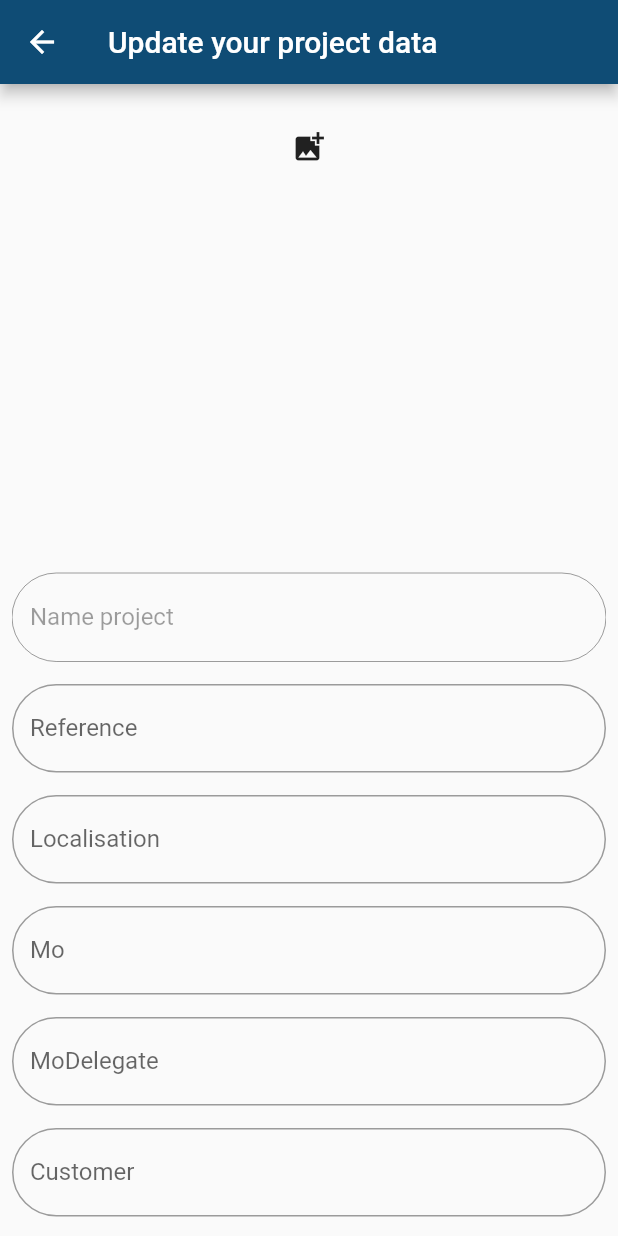
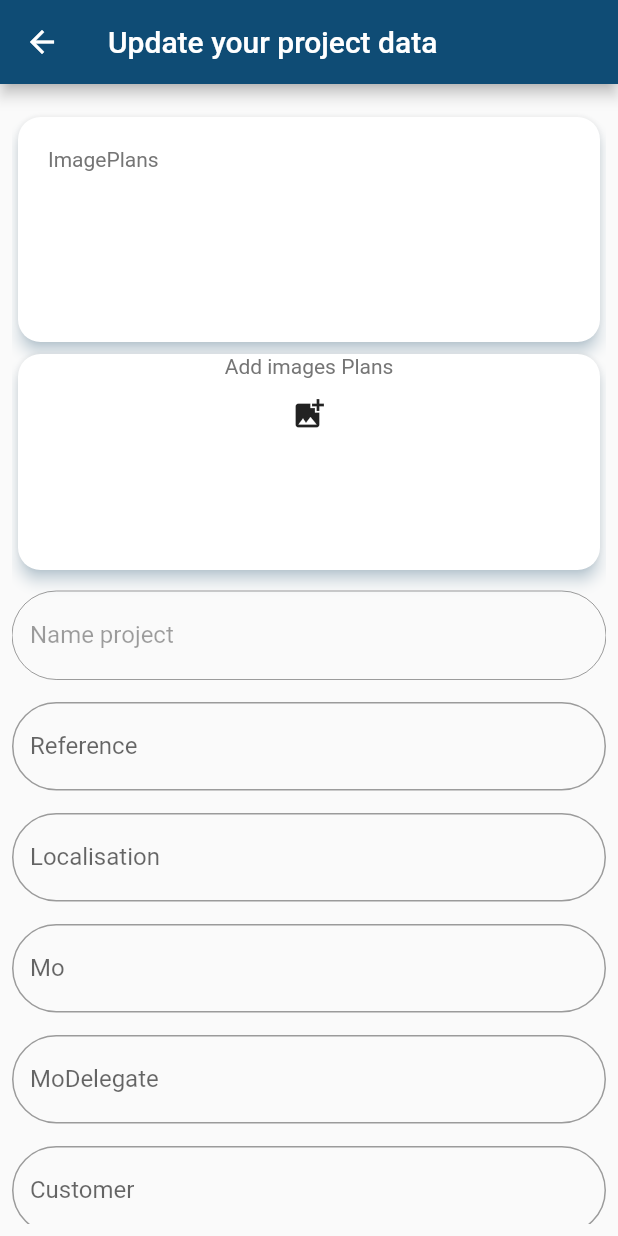
Before and after one commit to fordevelop2020/qr_management, a Flutter app: the SettingsForm screen opened directly, on a phone screen of 412 x 824 dp. Run offline on Flutter 3.47's test engine with Material 2 defaults, Android fonts, the phone set to English and light mode, and no system bars; our stand-ins replace carousel_slider, cloud_firestore, email_validator, file_picker, firebase_auth, firebase_database and 8 more; missing offline and left inert: barcode_scan, flutter_full_pdf_viewer, folding_cell, multi_image_picker; accounts and stored records are empty; statements that could not run were skipped.

Commit message:
myFiles (2 listviews)

```diff
--- a/lib/screens/home/settings_form.dart
+++ b/lib/screens/home/settings_form.dart
@@ -400,26 +400,23 @@ class _SettingsFormState extends State<SettingsForm> {
                   child: Column(
                     children: [
                       SizedBox(height: 10.0),
-                      new IconButton(icon: new Icon(Icons.add_photo_alternate), onPressed: loadAssets),
-                      SizedBox(
-                        height: 100.0,
-
-                        child: Expanded(
-
-                          child: buildGridView(),
+                      Card(
+                        elevation: 4.0,
+                        shadowColor:Color(0xffBBE1FA) ,
+                        shape: RoundedRectangleBorder(
+                          borderRadius: BorderRadius.circular(15.0),
                         ),
-                      ),
-
-                   Padding(
+                        child: Padding(
                             padding: const EdgeInsets.fromLTRB(20, 20, 20, 50),
                             child: Column(children: <Widget>[
-
-
                               Stack(
                                   children: <Widget>[
+                                    Text("ImagePlans",style: TextStyle(
+                                color: Colors.grey[600],
+                          fontSize: 14.0,
+                        ),),
                                     SizedBox(
                                       height: 80.0,
-
                                       child: ListView(
                                         scrollDirection: Axis.horizontal,
                                         children: imagePlans.asMap().map((i, item) =>
@@ -466,10 +463,36 @@ class _SettingsFormState extends State<SettingsForm> {
                                             )).values.toList(),
 
                                       ),
+                                    ),]),
+                            ])),
+                      ),
+                      Card(
+                        elevation: 4.0,
+//                        color: Color(0xffBBE1FA),
+                        shadowColor: Color(0xffBBE1FA),
+                        shape: RoundedRectangleBorder(
+                            borderRadius: BorderRadius.circular(15.0),
 
-                    ),]),
+                        ),
+                        child: Column(
+//                          crossAxisAlignment: CrossAxisAlignment.end,
+                          children: <Widget>[
+                            Text("Add images Plans",style: TextStyle(
+                              color: Colors.grey[600],
+                              fontSize: 14.0,
+                            ),),
+                            new IconButton(icon: new Icon(Icons.add_photo_alternate), onPressed: loadAssets,),
+                            SizedBox(
+                              height: 80.0,
 
-                      ])),
+                              child: Expanded(
+
+                                child: buildGridView(),
+                              ),
+                            ),
+                          ],
+                        ),
+                      ),
 
 
                       SizedBox(height: 10.0),
@@ -639,8 +662,15 @@ class _SettingsFormState extends State<SettingsForm> {
                       SizedBox(height: 15.0),
                       docs.isEmpty || docs == null ? Text("no document found") :
 
-                      SizedBox(
-                        height: 100,
+                      Card(
+                        elevation: 4.0,
+                        shadowColor: Color(0xffBBE1FA),
+                        shape: RoundedRectangleBorder(
+                          borderRadius: BorderRadius.circular(15.0),
+
+                        ),
+                        child: SizedBox(
+                          height: 135,
                           child: ListView(
 
                             children: docs.map((fifi) {
@@ -688,6 +718,7 @@ class _SettingsFormState extends State<SettingsForm> {
                             }).toList(),
                           ),
                         ),
+                      ),
                       Row(
                         children: <Widget>[
                           SizedBox(width: 20),
@@ -703,7 +734,7 @@ class _SettingsFormState extends State<SettingsForm> {
                         height: 10.0,
                       ),
                       SizedBox(
-                        height: 180,
+                        height: 120,
                         child: Expanded(
                           child: ListView(
                             children: children,
```
Also changed, not shown: lib/screens/home/myFiles.dart (+52 -152 lines). Lines whose indentation alone changed are shown as unchanged.
